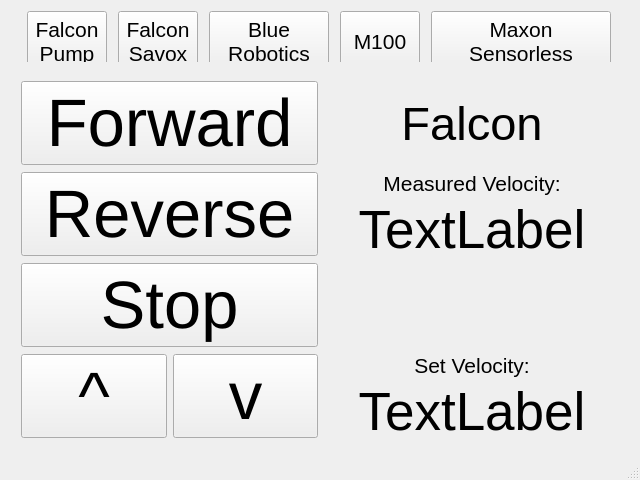
This is mainwindow.ui in ailgup-owp/motor_controller as Qt 5 draws it before an edit. The edited form follows.
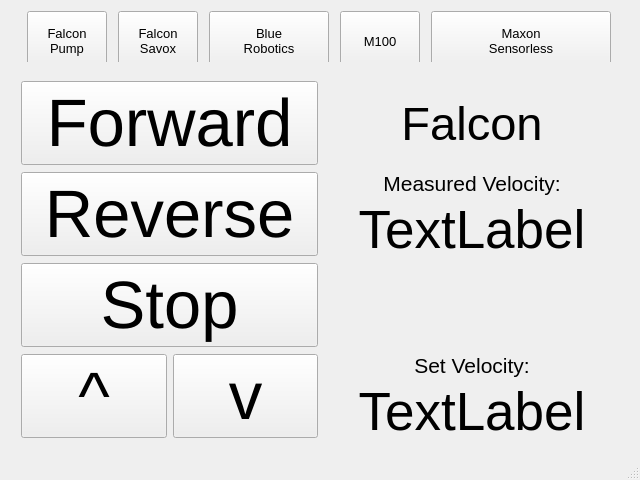
This is the edited form.

```diff
--- a/mainwindow.ui
+++ b/mainwindow.ui
@@ -61,7 +61,7 @@
        </property>
        <property name="font">
         <font>
-         <pointsize>16</pointsize>
+         <pointsize>10</pointsize>
         </font>
        </property>
        <property name="text">
@@ -92,7 +92,7 @@
        </property>
        <property name="font">
         <font>
-         <pointsize>16</pointsize>
+         <pointsize>10</pointsize>
         </font>
        </property>
        <property name="styleSheet">
@@ -120,7 +120,7 @@
        </property>
        <property name="font">
         <font>
-         <pointsize>16</pointsize>
+         <pointsize>10</pointsize>
         </font>
        </property>
        <property name="text">
@@ -144,7 +144,7 @@
        </property>
        <property name="font">
         <font>
-         <pointsize>16</pointsize>
+         <pointsize>10</pointsize>
         </font>
        </property>
        <property name="text">
@@ -169,7 +169,7 @@
        </property>
        <property name="font">
         <font>
-         <pointsize>16</pointsize>
+         <pointsize>10</pointsize>
         </font>
        </property>
        <property name="text">
```
